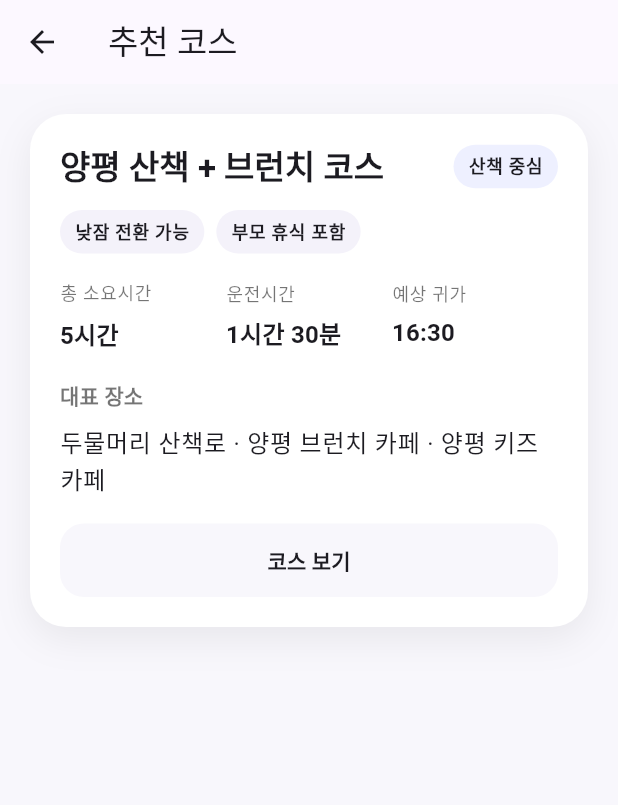
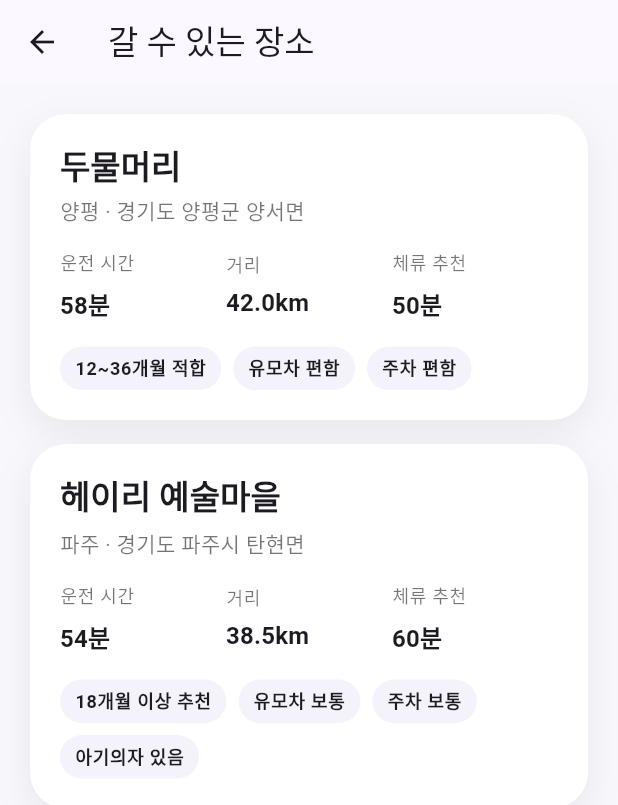
Before and after one commit to jin-sin/Ifnap, a Flutter app: the screen it shows after launch, after a tap on "코스 찾기", on a phone screen of 412 x 824 dp. Shown: the top 805 px of the screen. Run offline on Flutter 3.47's test engine with Material 3 defaults, Android fonts, the phone set to English and light mode, and no system bars; our stand-ins replace geolocator; missing offline and left inert: mapbox_maps_flutter; statements that could not run were skipped.

Commit message:
add place list screen and search filtering
- Add `PlaceListScreen` to display candidate places filtered by drive time
- Implement `PlaceCandidate` model and mock data for destinations
- Update `Place` model with `region`, `lat`, `lng`, and `recommendedStayMinutes` fields
- Connect `HomeScreen` to `PlaceListScreen` instead of `CourseListScreen`
- Modify `CourseStop` model to include `stayMinutes`
- Comment out existing course mock data and `CourseListScreen` implementation for refactoring

```diff
--- a/lib/features/course_list/presentation/course_list_screen.dart
+++ b/lib/features/course_list/presentation/course_list_screen.dart
@@ -14,15 +14,18 @@ class CourseListScreen extends StatelessWidget {
       appBar: AppBar(
         title: const Text('추천 코스'),
       ),
-      body: ListView.separated(
-        padding: const EdgeInsets.all(20),
-        itemCount: mockCourses.length,
-        separatorBuilder: (_, __) => const SizedBox(height: 16),
-        itemBuilder: (context, index) {
-          final course = mockCourses[index];
-          return _CourseCard(course: course);
-        },
+      body: const Center(
+        child: Text('코스가 없습니다.'),
       ),
+      // ListView.separated(
+      //   padding: const EdgeInsets.all(20),
+      //   itemCount: mockCourses.length,
+      //   separatorBuilder: (_, __) => const SizedBox(height: 16),
+      //   itemBuilder: (context, index) {
+      //     final course = mockCourses[index];
+      //     return _CourseCard(course: course);
+      //   },
+      // ),
     );
   }
 }
--- a/lib/features/home/presentation/home_screen.dart
+++ b/lib/features/home/presentation/home_screen.dart
@@ -2,6 +2,7 @@ import 'package:flutter/material.dart';
 
 import '../../../models/search_condition.dart';
 import '../../course_list/presentation/course_list_screen.dart';
+import '../../place_list/presentation/place_list_screen.dart';
 import '../../map/presentation/widget/ifnap_map_view.dart';
 
 class HomeScreen extends StatefulWidget {
@@ -42,8 +43,7 @@ class _HomeScreenState extends State<HomeScreen> {
     );
     Navigator.of(context).push(
       MaterialPageRoute(
-        builder: (_) => const CourseListScreen(),
-        settings: RouteSettings(arguments: condition),
+        builder: (_) => PlaceListScreen(condition: condition),
       ),
     );
   }
--- /dev/null
+++ b/lib/features/place_list/presentation/place_list_screen.dart
@@ -0,0 +1,230 @@
+import 'package:flutter/material.dart';
+
+import '../../../models/place_candidate.dart';
+import '../../../models/search_condition.dart';
+import '../../../mock/mock_place_candidates.dart';
+
+class PlaceListScreen extends StatelessWidget {
+  const PlaceListScreen({
+    super.key,
+    required this.condition,
+  });
+
+  final SearchCondition condition;
+
+  @override
+  Widget build(BuildContext context) {
+    final candidates = mockPlaceCandidates
+        .where((item) => item.driveMinutes <= condition.driveMinutes)
+        .toList();
+
+    return Scaffold(
+      appBar: AppBar(
+        title: const Text('갈 수 있는 장소'),
+      ),
+      body: candidates.isEmpty
+          ? const _EmptyState()
+          : ListView.separated(
+        padding: const EdgeInsets.all(20),
+        itemCount: candidates.length,
+        separatorBuilder: (_, __) => const SizedBox(height: 16),
+        itemBuilder: (context, index) {
+          final candidate = candidates[index];
+          return _PlaceCandidateCard(candidate: candidate);
+        },
+      ),
+    );
+  }
+}
+
+class _PlaceCandidateCard extends StatelessWidget {
+  const _PlaceCandidateCard({
+    required this.candidate,
+  });
+
+  final PlaceCandidate candidate;
+
+  @override
+  Widget build(BuildContext context) {
+    final place = candidate.place;
+
+    return InkWell(
+      borderRadius: BorderRadius.circular(24),
+      onTap: () {
+        ScaffoldMessenger.of(context).showSnackBar(
+          SnackBar(
+            content: Text('${place.name} 선택 → 다음에 코스 리스트 화면으로 연결'),
+          ),
+        );
+      },
+      child: Container(
+        padding: const EdgeInsets.all(20),
+        decoration: BoxDecoration(
+          color: Colors.white,
+          borderRadius: BorderRadius.circular(24),
+          boxShadow: const [
+            BoxShadow(
+              color: Color(0x11000000),
+              blurRadius: 20,
+              offset: Offset(0, 8),
+            ),
+          ],
+        ),
+        child: Column(
+          crossAxisAlignment: CrossAxisAlignment.start,
+          children: [
+            Text(
+              place.name,
+              style: Theme.of(context).textTheme.titleLarge?.copyWith(
+                fontWeight: FontWeight.w700,
+              ),
+            ),
+            const SizedBox(height: 6),
+            Text(
+              '${place.region} · ${place.address}',
+              style: Theme.of(context).textTheme.bodyMedium?.copyWith(
+                color: Colors.black54,
+                height: 1.4,
+              ),
+            ),
+            const SizedBox(height: 16),
+            Row(
+              children: [
+                Expanded(
+                  child: _MetaColumn(
+                    label: '운전 시간',
+                    value: '${candidate.driveMinutes}분',
+                  ),
+                ),
+                Expanded(
+                  child: _MetaColumn(
+                    label: '거리',
+                    value: '${candidate.distanceKm.toStringAsFixed(1)}km',
+                  ),
+                ),
+                Expanded(
+                  child: _MetaColumn(
+                    label: '체류 추천',
+                    value: '${place.recommendedStayMinutes}분',
+                  ),
+                ),
+              ],
+            ),
+            const SizedBox(height: 16),
+            Wrap(
+              spacing: 8,
+              runSpacing: 8,
+              children: [
+                _InfoChip(label: place.ageFitLabel),
+                _InfoChip(label: '유모차 ${_strollerLabel(place.strollerAccess)}'),
+                _InfoChip(label: '주차 ${_parkingLabel(place.parkingEase)}'),
+                if (place.babyChair) const _InfoChip(label: '아기의자 있음'),
+              ],
+            ),
+          ],
+        ),
+      ),
+    );
+  }
+
+  String _strollerLabel(String value) {
+    switch (value) {
+      case 'easy':
+        return '편함';
+      case 'medium':
+        return '보통';
+      case 'hard':
+        return '어려움';
+      default:
+        return value;
+    }
+  }
+
+  String _parkingLabel(String value) {
+    switch (value) {
+      case 'easy':
+        return '편함';
+      case 'medium':
+        return '보통';
+      case 'hard':
+        return '불편';
+      default:
+        return value;
+    }
+  }
+}
+
+class _MetaColumn extends StatelessWidget {
+  const _MetaColumn({
+    required this.label,
+    required this.value,
+  });
+
+  final String label;
+  final String value;
+
+  @override
+  Widget build(BuildContext context) {
+    return Column(
+      crossAxisAlignment: CrossAxisAlignment.start,
+      children: [
+        Text(
+          label,
+          style: Theme.of(context).textTheme.labelMedium?.copyWith(
+            color: Colors.black54,
+          ),
+        ),
+        const SizedBox(height: 6),
+        Text(
+          value,
+          style: Theme.of(context).textTheme.titleMedium?.copyWith(
+            fontWeight: FontWeight.w700,
+          ),
+        ),
+      ],
+    );
+  }
+}
+
+class _InfoChip extends StatelessWidget {
+  const _InfoChip({
+    required this.label,
+  });
+
+  final String label;
+
+  @override
+  Widget build(BuildContext context) {
+    return Container(
+      padding: const EdgeInsets.symmetric(horizontal: 10, vertical: 6),
+      decoration: BoxDecoration(
+        color: const Color(0xFFF4F2FA),
+        borderRadius: BorderRadius.circular(999),
+      ),
+      child: Text(
+        label,
+        style: Theme.of(context).textTheme.labelMedium?.copyWith(
+          fontWeight: FontWeight.w600,
+        ),
+      ),
+    );
+  }
+}
+
+class _EmptyState extends StatelessWidget {
+  const _EmptyState();
+
+  @override
+  Widget build(BuildContext context) {
+    return Center(
+      child: Padding(
+        padding: const EdgeInsets.all(24),
+        child: Text(
+          '선택한 운전 시간 안에 갈 수 있는 장소가 아직 없어요.',
+          textAlign: TextAlign.center,
+          style: Theme.of(context).textTheme.titleMedium,
+        ),
+      ),
+    );
+  }
+}
--- a/lib/mock/mock_courses.dart
+++ b/lib/mock/mock_courses.dart
@@ -1,81 +1,84 @@
-import '../models/course.dart';
-import '../models/course_stop.dart';
-import '../models/place.dart';
-import '../models/sleep_alternative.dart';
-
-final placeYangpyeongPark = Place(
-  id: 'p1',
-  name: '두물머리 산책로',
-  category: 'park',
-  address: '경기도 양평군 양서면',
-  stayMinutes: 50,
-  strollerAccess: 'easy',
-  babyChair: false,
-  parkingEase: 'easy',
-  ageFitLabel: '12~36개월 적합',
-);
-
-final placeBrunchCafe = Place(
-  id: 'p2',
-  name: '양평 브런치 카페',
-  category: 'cafe',
-  address: '경기도 양평군 서종면',
-  stayMinutes: 70,
-  strollerAccess: 'easy',
-  babyChair: true,
-  parkingEase: 'easy',
-  ageFitLabel: '아이 동반 가능',
-);
-
-final placeKidsCafe = Place(
-  id: 'p3',
-  name: '양평 키즈카페',
-  category: 'kids_cafe',
-  address: '경기도 양평군 양평읍',
-  stayMinutes: 90,
-  strollerAccess: 'medium',
-  babyChair: true,
-  parkingEase: 'medium',
-  ageFitLabel: '18~48개월 적합',
-);
-
-final mockCourses = [
-  Course(
-    id: 'c1',
-    title: '양평 산책 + 브런치 코스',
-    theme: '산책 중심',
-    totalMinutes: 300,
-    totalDriveMinutes: 90,
-    expectedReturnTime: '16:30',
-    stops: [
-      CourseStop(
-        place: placeYangpyeongPark,
-        arrivalLabel: '11:00',
-        departureLabel: '11:50',
-        driveMinutesFromPrev: 60,
-      ),
-      CourseStop(
-        place: placeBrunchCafe,
-        arrivalLabel: '12:10',
-        departureLabel: '13:20',
-        driveMinutesFromPrev: 20,
-      ),
-      CourseStop(
-        place: placeKidsCafe,
-        arrivalLabel: '13:40',
-        departureLabel: '15:10',
-        driveMinutesFromPrev: 20,
-      ),
-    ],
-    sleepAlternatives: [
-      SleepAlternative(
-        id: 's1',
-        title: '뷰 좋은 카페 주차 휴식',
-        description: '주차 후 테이크아웃 커피로 차 안에서 휴식',
-        place: placeBrunchCafe,
-        distanceMinutes: 7,
-        parkingEase: 'easy',
-      ),
-    ],
-  ),
-];
+// import '../models/course.dart';
+// import '../models/course_stop.dart';
+// import '../models/place.dart';
+// import '../models/sleep_alternative.dart';
+//
+// final placeYangpyeongPark = Place(
+//   id: 'p1',
+//   name: '두물머리 산책로',
+//   category: 'park',
+//   address: '경기도 양평군 양서면',
+//   recommendedStayMinutes: 50,
+//   strollerAccess: 'easy',
+//   babyChair: false,
+//   parkingEase: 'easy',
+//   ageFitLabel: '12~36개월 적합',
+// );
+//
+// final placeBrunchCafe = Place(
+//   id: 'p2',
+//   name: '양평 브런치 카페',
+//   category: 'cafe',
+//   address: '경기도 양평군 서종면',
+//   recommendedStayMinutes: 70,
+//   strollerAccess: 'easy',
+//   babyChair: true,
+//   parkingEase: 'easy',
+//   ageFitLabel: '아이 동반 가능',
+// );
+//
+// final placeKidsCafe = Place(
+//   id: 'p3',
+//   name: '양평 키즈카페',
+//   category: 'kids_cafe',
+//   address: '경기도 양평군 양평읍',
+//   recommendedStayMinutes: 90,
+//   strollerAccess: 'medium',
+//   babyChair: true,
+//   parkingEase: 'medium',
+//   ageFitLabel: '18~48개월 적합',
+// );
+//
+// final mockCourses = [
+//   Course(
+//     id: 'c1',
+//     title: '양평 산책 + 브런치 코스',
+//     theme: '산책 중심',
+//     totalMinutes: 300,
+//     totalDriveMinutes: 90,
+//     expectedReturnTime: '16:30',
+//     stops: [
+//       CourseStop(
+//         place: placeYangpyeongPark,
+//         arrivalLabel: '11:00',
+//         departureLabel: '11:50',
+//         driveMinutesFromPrev: 60,
+//         stayMinutes: 60,
+//       ),
+//       CourseStop(
+//         place: placeBrunchCafe,
+//         arrivalLabel: '12:10',
+//         departureLabel: '13:20',
+//         driveMinutesFromPrev: 20,
+//         stayMinutes: 90,
+//       ),
+//       CourseStop(
+//         place: placeKidsCafe,
+//         arrivalLabel: '13:40',
+//         departureLabel: '15:10',
+//         driveMinutesFromPrev: 20,
+//         stayMinutes: 120,
+//       ),
+//     ],
+//     sleepAlternatives: [
+//       SleepAlternative(
+//         id: 's1',
+//         title: '뷰 좋은 카페 주차 휴식',
+//         description: '주차 후 테이크아웃 커피로 차 안에서 휴식',
+//         place: placeBrunchCafe,
+//         distanceMinutes: 7,
+//         parkingEase: 'easy',
+//       ),
+//     ],
+//   ),
+// ];
--- /dev/null
+++ b/lib/mock/mock_place_candidates.dart
@@ -0,0 +1,20 @@
+import '../models/place_candidate.dart';
+import 'mock_places.dart';
+
+final mockPlaceCandidates = [
+  PlaceCandidate(
+    place: dumulmeori,
+    driveMinutes: 58,
+    distanceKm: 42.0,
+  ),
+  PlaceCandidate(
+    place: heyri,
+    driveMinutes: 54,
+    distanceKm: 38.5,
+  ),
+  PlaceCandidate(
+    place: gapyeongLakePark,
+    driveMinutes: 67,
+    distanceKm: 51.2,
+  ),
+];
--- /dev/null
+++ b/lib/mock/mock_places.dart
@@ -0,0 +1,52 @@
+import '../models/place.dart';
+
+final dumulmeori = Place(
+  id: 'dest_yangpyeong',
+  name: '두물머리',
+  region: '양평',
+  category: 'destination',
+  address: '경기도 양평군 양서면',
+  lat: 37.545,
+  lng: 127.323,
+  recommendedStayMinutes: 50,
+  strollerAccess: 'easy',
+  babyChair: false,
+  parkingEase: 'easy',
+  ageFitLabel: '12~36개월 적합',
+);
+
+final heyri = Place(
+  id: 'dest_paju',
+  name: '헤이리 예술마을',
+  region: '파주',
+  category: 'destination',
+  address: '경기도 파주시 탄현면',
+  lat: 37.789,
+  lng: 126.698,
+  recommendedStayMinutes: 60,
+  strollerAccess: 'medium',
+  babyChair: true,
+  parkingEase: 'medium',
+  ageFitLabel: '18개월 이상 추천',
+);
+
+final gapyeongLakePark = Place(
+  id: 'dest_gapyeong',
+  name: '가평 호수공원',
+  region: '가평',
+  category: 'destination',
+  address: '경기도 가평군 가평읍',
+  lat: 37.831,
+  lng: 127.509,
+  recommendedStayMinutes: 60,
+  strollerAccess: 'easy',
+  babyChair: false,
+  parkingEase: 'easy',
+  ageFitLabel: '12~48개월 적합',
+);
+
+final mockPlaces = [
+  dumulmeori,
+  heyri,
+  gapyeongLakePark,
+];
--- a/lib/models/course_stop.dart
+++ b/lib/models/course_stop.dart
@@ -6,10 +6,12 @@ class CourseStop {
     required this.arrivalLabel,
     required this.departureLabel,
     required this.driveMinutesFromPrev,
+    required this.stayMinutes,
   });
 
   final Place place;
   final String arrivalLabel;
   final String departureLabel;
   final int driveMinutesFromPrev;
+  final int stayMinutes;
 }
--- a/lib/models/place.dart
+++ b/lib/models/place.dart
@@ -2,9 +2,12 @@ class Place {
   const Place({
     required this.id,
     required this.name,
+    required this.region,
     required this.category,
     required this.address,
-    required this.stayMinutes,
+    required this.lat,
+    required this.lng,
+    required this.recommendedStayMinutes,
     required this.strollerAccess,
     required this.babyChair,
     required this.parkingEase,
@@ -13,9 +16,12 @@ class Place {
 
   final String id;
   final String name;
+  final String region;
   final String category;
   final String address;
-  final int stayMinutes;
+  final double lat;
+  final double lng;
+  final int recommendedStayMinutes;
 
   final String strollerAccess;
   final bool babyChair;
--- /dev/null
+++ b/lib/models/place_candidate.dart
@@ -0,0 +1,13 @@
+import 'place.dart';
+
+class PlaceCandidate {
+  const PlaceCandidate({
+    required this.place,
+    required this.driveMinutes,
+    required this.distanceKm,
+  });
+
+  final Place place;
+  final int driveMinutes;
+  final double distanceKm;
+}
```
